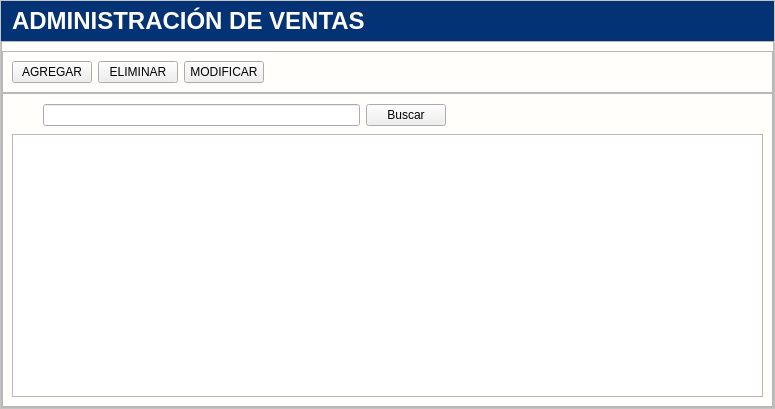
First picture: the form in app/View/UserInterfaceUi/UI_CONTROL_VENTAS.ui, repository LAngelVp/software-punto-de-venta, before the edit.
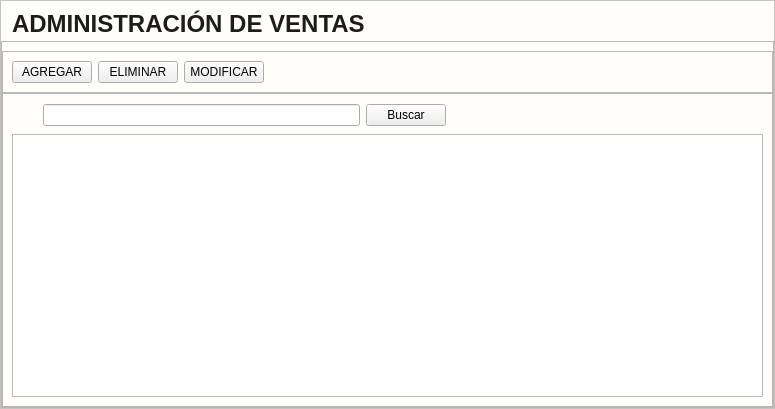
Second picture: the form after the edit. Icons and pictures are not drawn.

Diff of the .ui file:
```diff
--- a/app/View/UserInterfaceUi/UI_CONTROL_VENTAS.ui
+++ b/app/View/UserInterfaceUi/UI_CONTROL_VENTAS.ui
@@ -21,11 +21,14 @@
 background: #fffefb;
 }
 #etiquetaTitulo_ventas{
-background-color: rgb(3, 51, 116);
-color:#fffefb;
+color:#1d1c1c;
+background-color: #fffefb;
 font-size: 24px;
 font-weight: bold;
 padding-left: 5px;
+text-transform: uppercase;
+font-family: &quot;Arial&quot;;
+padding-top: 5px;
 }
 [objectName*=&quot;btn_btn_&quot;]{
 height: 25px;
```
